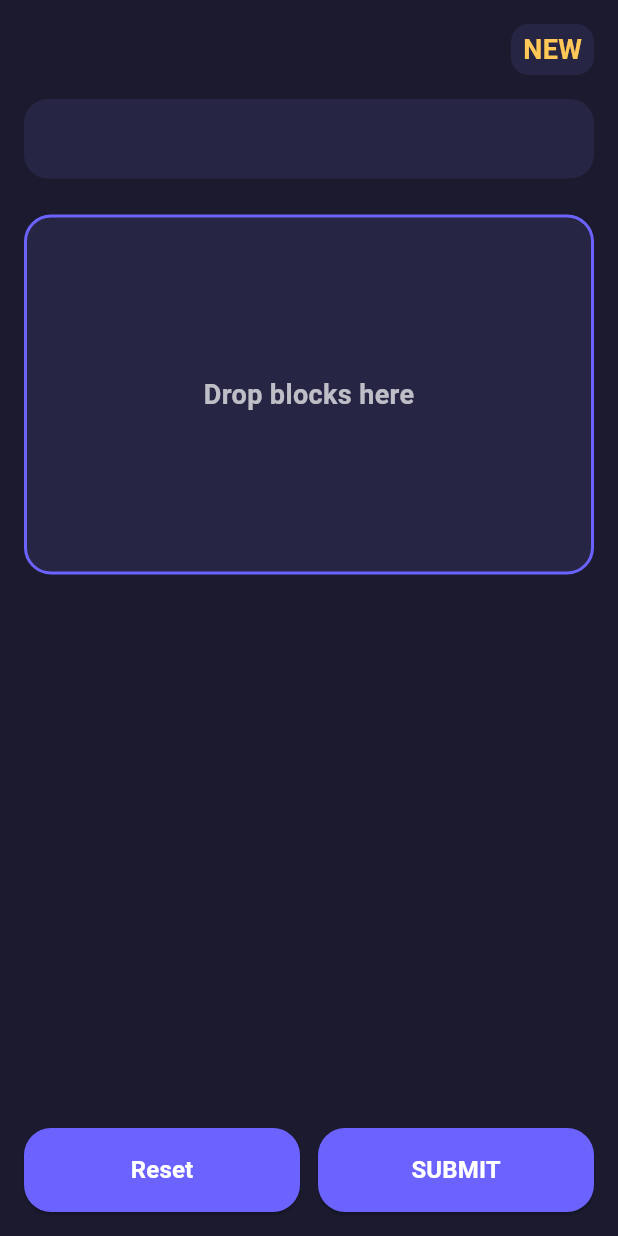
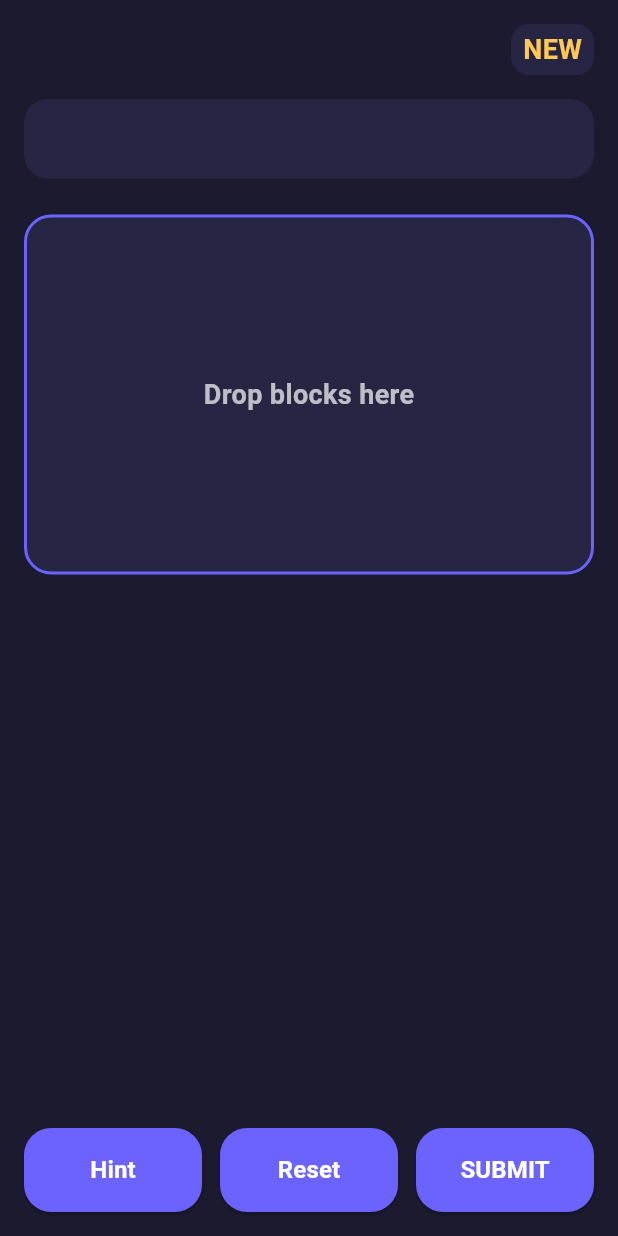
Before and after one commit to BN2323/super_quest, a Flutter app: the ChallengeScreen screen opened directly with empty values, on a phone screen of 412 x 824 dp. Run offline on Flutter 3.47's test engine with Material 3 defaults, Android fonts, the phone set to English and light mode, and no system bars.

Commit message:
update navigation and logic

```diff
--- a/lib/data/mock/mock_game_data.dart
+++ b/lib/data/mock/mock_game_data.dart
@@ -4,7 +4,8 @@ import 'package:super_quest/domain/models/dungeon.dart';
 import 'package:super_quest/domain/models/room.dart';
 
 class MockGameData {
-  // ===== KEYWORDS =====
+  // ===== CODE BLOCKS =====
+
   static final CodeBlock ifBlock = CodeBlock(
     id: 'if',
     type: CodeBlockType.keyword,
@@ -19,7 +20,6 @@ class MockGameData {
     value: 'else',
   );
 
-  // ===== CONDITIONS =====
   static final CodeBlock conditionEven = CodeBlock(
     id: 'cond_even',
     type: CodeBlockType.condition,
@@ -27,7 +27,6 @@ class MockGameData {
     value: 'x % 2 == 0',
   );
 
-  // ===== ACTIONS =====
   static final CodeBlock returnTrue = CodeBlock(
     id: 'return_true',
     type: CodeBlockType.action,
@@ -42,11 +41,13 @@ class MockGameData {
     value: 'false',
   );
 
+  // ===== CHALLENGES =====
 
-    static final Challenge challenge1 = Challenge(
+  /// Room 1 – Simple if condition
+  static final Challenge challengeBasics = Challenge(
     id: 'c1',
+    type: ChallengeType.blockAssembly,
     description: 'Return true if x is even.',
-    type: ChallengeType.blockAssembly,
     availableBlocks: [
       ifBlock,
       conditionEven,
@@ -57,13 +58,14 @@ class MockGameData {
       'cond_even',
       'return_true',
     ],
-    maxAttempts: 3,
+    maxHints: 2,
   );
 
-  static final Challenge challenge2 = Challenge(
+  /// Room 2 – If with fallback
+  static final Challenge challengeCondition = Challenge(
     id: 'c2',
-    description: 'Return true if x is even, otherwise false.',
     type: ChallengeType.blockAssembly,
+    description: 'Return true if x is even, otherwise return false.',
     availableBlocks: [
       ifBlock,
       conditionEven,
@@ -76,13 +78,14 @@ class MockGameData {
       'return_true',
       'return_false',
     ],
-    maxAttempts: 3,
+    maxHints: 2,
   );
 
-  static final Challenge challenge3 = Challenge(
+  /// Room 3 – Full if / else logic (Boss)
+  static final Challenge challengeFullLogic = Challenge(
     id: 'c3',
-    description: 'Complete the full conditional logic.',
     type: ChallengeType.blockAssembly,
+    description: 'Complete the full conditional logic using if and else.',
     availableBlocks: [
       ifBlock,
       conditionEven,
@@ -97,26 +100,27 @@ class MockGameData {
       'else',
       'return_false',
     ],
-    maxAttempts: 2,
+    maxHints: 1, // Boss room → stricter
   );
 
+  // ===== ROOMS =====
 
-    static final Room room1 = Room(
+  static final Room room1 = Room(
     id: 'r1',
     name: 'Basics',
     order: 0,
     isBossRoom: false,
-    status: RoomStatus.completed,
-    challenge: challenge1,
+    status: RoomStatus.unlocked,
+    challenge: challengeBasics,
   );
 
   static final Room room2 = Room(
     id: 'r2',
-    name: 'Condition',
+    name: 'Conditions',
     order: 1,
     isBossRoom: false,
-    status: RoomStatus.completed,
-    challenge: challenge2,
+    status: RoomStatus.locked,
+    challenge: challengeCondition,
   );
 
   static final Room room3 = Room(
@@ -124,38 +128,40 @@ class MockGameData {
     name: 'Full Logic',
     order: 2,
     isBossRoom: true,
-    status: RoomStatus.unlocked,
-    challenge: challenge3,
+    status: RoomStatus.locked,
+    challenge: challengeFullLogic,
   );
 
   static final Room room4 = Room(
     id: 'r4',
-    name: 'Fuller Logic',
-    order: 2,
-    isBossRoom: true,
+    name: 'Advanced Logic',
+    order: 3,
+    isBossRoom: false,
     status: RoomStatus.locked,
-    challenge: challenge3,
+    challenge: challengeFullLogic,
   );
 
   static final Room room5 = Room(
     id: 'r5',
-    name: 'Fuller Logic',
-    order: 2,
+    name: 'Logic Mastery',
+    order: 4,
     isBossRoom: true,
     status: RoomStatus.locked,
-    challenge: challenge3,
+    challenge: challengeFullLogic,
   );
+
+  // ===== DUNGEON =====
 
   static final Dungeon dungeon = Dungeon(
     id: 'd1',
     name: 'Logic Dungeon',
-    theme: 'Logic Basics',
+    theme: 'Conditional Thinking',
     rooms: [
       room1,
       room2,
       room3,
       room4,
-      room5
+      room5,
     ],
   );
 }
--- a/lib/main.dart
+++ b/lib/main.dart
@@ -4,7 +4,6 @@ import 'package:super_quest/data/mock/mock_game_data.dart';
 import 'package:super_quest/domain/services/challenge_service.dart';
 import 'package:super_quest/domain/services/game_service.dart';
 import 'package:super_quest/presentation/controllers/game_controller.dart';
-import 'package:super_quest/presentation/screens/dungeon_map/dugneon_map_screen.dart';
 import 'package:super_quest/presentation/screens/splash/start_screen.dart';
 
 void main() {
--- a/lib/presentation/screens/challenge/challenge_screen.dart
+++ b/lib/presentation/screens/challenge/challenge_screen.dart
@@ -25,6 +25,9 @@ class ChallengeScreen extends StatefulWidget {
 class _ChallengeScreenState extends State<ChallengeScreen> {
   final List<CodeBlock> _solution = [];
   String? _feedback;
+  int _hintIndex = 0;
+  String? _hintText;
+
 
   @override
   Widget build(BuildContext context) {
@@ -55,6 +58,15 @@ class _ChallengeScreenState extends State<ChallengeScreen> {
                 onRemove: _removeBlock,
               ),
 
+              if (_hintText != null)
+              Padding(
+                padding: const EdgeInsets.only(top: AppSpacing.sm),
+                child: Text(
+                  _hintText!,
+                  style: const TextStyle(color: Colors.amber),
+                ),
+              ),
+
               if (_feedback != null) FeedbackText(_feedback!),
 
               const SizedBox(height: AppSpacing.md),
@@ -70,7 +82,10 @@ class _ChallengeScreenState extends State<ChallengeScreen> {
                 hasBlocks: _solution.isNotEmpty,
                 onReset: _resetSolution,
                 onSubmit: () => _submit(controller),
+                onHint: () => _useHint(controller),
+                canUseHint: controller.canUseHint,
               ),
+
             ],
           ),
         ),
@@ -84,6 +99,27 @@ class _ChallengeScreenState extends State<ChallengeScreen> {
       _feedback = null;
     });
   }
+
+  void _useHint(GameController controller) {
+  if (!controller.canUseHint) {
+    setState(() {
+      _hintText = 'No hints left';
+    });
+    return;
+  }
+
+  final expected = widget.room.challenge.expectedBlockOrder;
+
+  if (_hintIndex >= expected.length) return;
+
+  controller.useHint();
+
+  setState(() {
+    _hintText = 'Next block should be: ${expected[_hintIndex]}';
+    _hintIndex++;
+  });
+}
+
 
   void _resetSolution() {
     setState(() {
@@ -110,12 +146,12 @@ class _ChallengeScreenState extends State<ChallengeScreen> {
       builder: (_) => ChallengeResultDialog(
         outcome: outcome,
         onNext: () {
-          Navigator.pop(context);
-          Navigator.pop(context);
+          Navigator.of(context).pop();
+          controller.enterCurrentRoom(context);
         },
+
         onReturn: () {
-          Navigator.pop(context);
-          Navigator.pop(context);
+          Navigator.of(context).popUntil((route) => route.isFirst);
         },
       ),
     );
--- a/lib/presentation/screens/challenge/widgets/action_bar.dart
+++ b/lib/presentation/screens/challenge/widgets/action_bar.dart
@@ -6,19 +6,29 @@ class ActionBar extends StatelessWidget {
   final bool hasBlocks;
   final VoidCallback onReset;
   final VoidCallback onSubmit;
+  final VoidCallback onHint;
+  final bool canUseHint;
+
 
   const ActionBar({
     super.key,
     required this.isComplete,
     required this.hasBlocks,
     required this.onReset,
-    required this.onSubmit,
+    required this.onSubmit, required this.onHint, required this.canUseHint,
   });
 
   @override
   Widget build(BuildContext context) {
     return Row(
       children: [
+        Expanded(
+          child: PrimaryActionButton(
+            label: 'Hint',
+            onPressed: canUseHint ? onHint : null,
+          ),
+        ),
+        const SizedBox(width: 12),
         Expanded(
           child: PrimaryActionButton(
             label: 'Reset',
--- a/lib/presentation/screens/challenge/widgets/solution_arena.dart
+++ b/lib/presentation/screens/challenge/widgets/solution_arena.dart
@@ -18,7 +18,8 @@ class SolutionArena extends StatelessWidget {
   @override
   Widget build(BuildContext context) {
     return SizedBox(
-      height: 240, // 🔒 fixed arena
+      height: 240,
+      width: double.infinity,
       child: DragTarget<CodeBlock>(
         onAccept: (block) => blocks.add(block),
         builder: (_, __, ___) {
@@ -36,7 +37,14 @@ class SolutionArena extends StatelessWidget {
                       style: AppTextStyles.subtitle,
                     ),
                   )
-                : Wrap(
+                : LayoutBuilder(
+                    builder: (context, constraints) {
+                      return SingleChildScrollView(
+                        child: ConstrainedBox(
+                          constraints: BoxConstraints(
+                            minWidth: constraints.maxWidth,
+                          ),
+                          child: Wrap(
                             spacing: AppSpacing.sm,
                             runSpacing: AppSpacing.sm,
                             children: blocks.map((b) {
@@ -46,6 +54,10 @@ class SolutionArena extends StatelessWidget {
                               );
                             }).toList(),
                           ),
+                        ),
+                      );
+                    },
+                  ),
           );
         },
       ),
```
Also changed, not shown: lib/domain/services/game_service.dart (+37 -18 lines), lib/presentation/controllers/game_controller.dart (+52 -32 lines), lib/presentation/screens/result/challenge_result_dialog.dart (+5 -8 lines), lib/presentation/screens/room_intro/room_intro_screen.dart (+25 -7 lines). Lines whose indentation alone changed are shown as unchanged.
